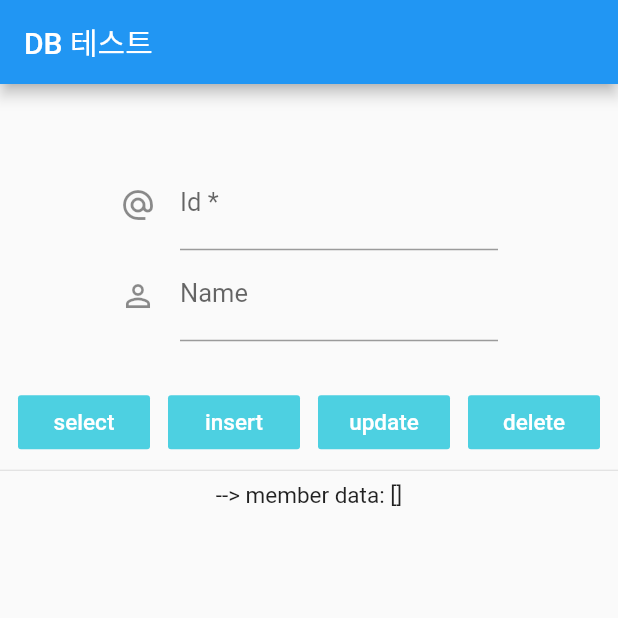
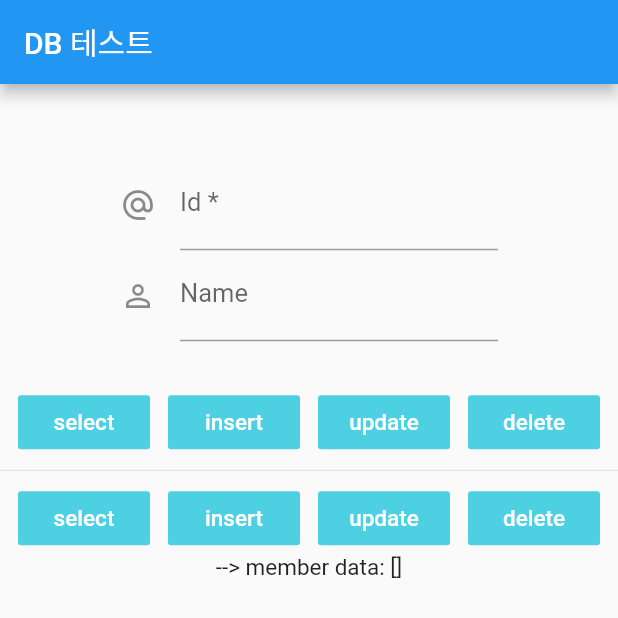
Before and after one commit to Kimsangwon0509/flutter-study, a Flutter app: the SqfliteScreen screen opened directly, after a tap on "select", after a tap on "update", on a phone screen of 412 x 824 dp, the top half of it. Run offline on Flutter 3.47's test engine with Material 2 defaults, Android fonts, the light colour scheme and no system bars; our stand-ins replace camera, charts_flutter, firebase_auth, firebase_crashlytics, firebase_messaging, flutter_calendar_carousel and 10 more; missing offline and left inert: apple_sign_in, calendar_strip, flutter_clean_calendar; accounts and stored records are empty.

Commit message:
add helperQuery

```diff
--- a/lib/screens/b/sqflite_screen.dart
+++ b/lib/screens/b/sqflite_screen.dart
@@ -12,6 +12,7 @@ class _SqfliteScreenState extends State<SqfliteScreen> {
   /*  Member(String no, String id, String name) */
   Database _db;
   _RawQuery _rawQuery;
+  _HelperQuery _helperQuery;
   String _memberData = '초기값';
   TextEditingController idController = TextEditingController();
   TextEditingController nameController = TextEditingController();
@@ -31,10 +32,18 @@ class _SqfliteScreenState extends State<SqfliteScreen> {
   void initQuery() async {
     _db = await _DB.getConnection();
     _rawQuery = _RawQuery(database: _db);
+    _helperQuery = _HelperQuery(database: _db);
   }
 
   void _showMemberData() async {
     List<Map> _result = await _rawQuery._select();
+    setState(() {
+      _memberData = _result.toString();
+    });
+  }
+
+  void _showMemberData2() async {
+    List<Map> _result = await _helperQuery._select();
     setState(() {
       _memberData = _result.toString();
     });
@@ -54,6 +63,7 @@ class _SqfliteScreenState extends State<SqfliteScreen> {
             SizedBox(height: 30),
             rawQueryButtons(),
             Divider(),
+            helperQueryButtons(),
             Container(
               alignment: Alignment.center,
               child: Text('--> member data: $_memberData'),
@@ -95,6 +105,16 @@ class _SqfliteScreenState extends State<SqfliteScreen> {
           _flatButton(title: 'insert', function: _rawQuery?._insert),
           _flatButton(title: 'update', function: _rawQuery?._update),
           _flatButton(title: 'delete', function: _rawQuery?._delete),
+        ],
+      );
+
+  Widget helperQueryButtons() => Row(
+        mainAxisAlignment: MainAxisAlignment.spaceEvenly,
+        children: <Widget>[
+          _flatButton(title: 'select', function: _showMemberData2),
+          _flatButton(title: 'insert', function: _helperQuery?._insert),
+          _flatButton(title: 'update', function: _helperQuery?._update),
+          _flatButton(title: 'delete', function: _helperQuery?._delete),
         ],
       );
 
@@ -145,6 +165,7 @@ class _DB {
 
 class _RawQuery {
   Database database;
+
   _RawQuery({@required this.database});
 
   ///   execute: Execute an SQL query with "no return value"
@@ -168,7 +189,7 @@ class _RawQuery {
   void _update() async {
     int _count = await database.rawUpdate(
       'update member set id = ?, name = ? where id = ?',
-      ['첫번째 멤버', '첫번째 업데이트', '첫번째'],
+      ['첫번째', '업데이트', '첫번째 멤버'],
     );
     debugPrint('rawUpdate count: $_count');
   }
@@ -181,3 +202,41 @@ class _RawQuery {
     debugPrint('rawDelete count: $_count');
   }
 }
+
+class _HelperQuery {
+  Database database;
+
+  _HelperQuery({@required this.database});
+
+  void _insert({String id, String name}) async {
+    int _no =
+        await database.insert('member', {'id': 'helper', 'name': 'helper'});
+    debugPrint('insert no: $_no');
+  }
+
+  Future<List<Map>> _select() async {
+    List<Map> _result =
+        await database.query('member', where: 'no = ?', whereArgs: [1]);
+    debugPrint('select rawQuery result: $_result');
+    return _result;
+  }
+
+  void _update() async {
+    int _count = await database.update(
+      'memmber',
+      {'id': 'helper update', 'name': 'helper update'},
+      where: 'id = ?',
+      whereArgs: ['helpder'],
+    );
+    debugPrint('rawUpdate count: $_count');
+  }
+
+  void _delete() async {
+    int _count = await database.delete(
+      'member',
+      where: 'id = ?',
+      whereArgs: ['helper'],
+    );
+    debugPrint('delete count: $_count');
+  }
+}
```
